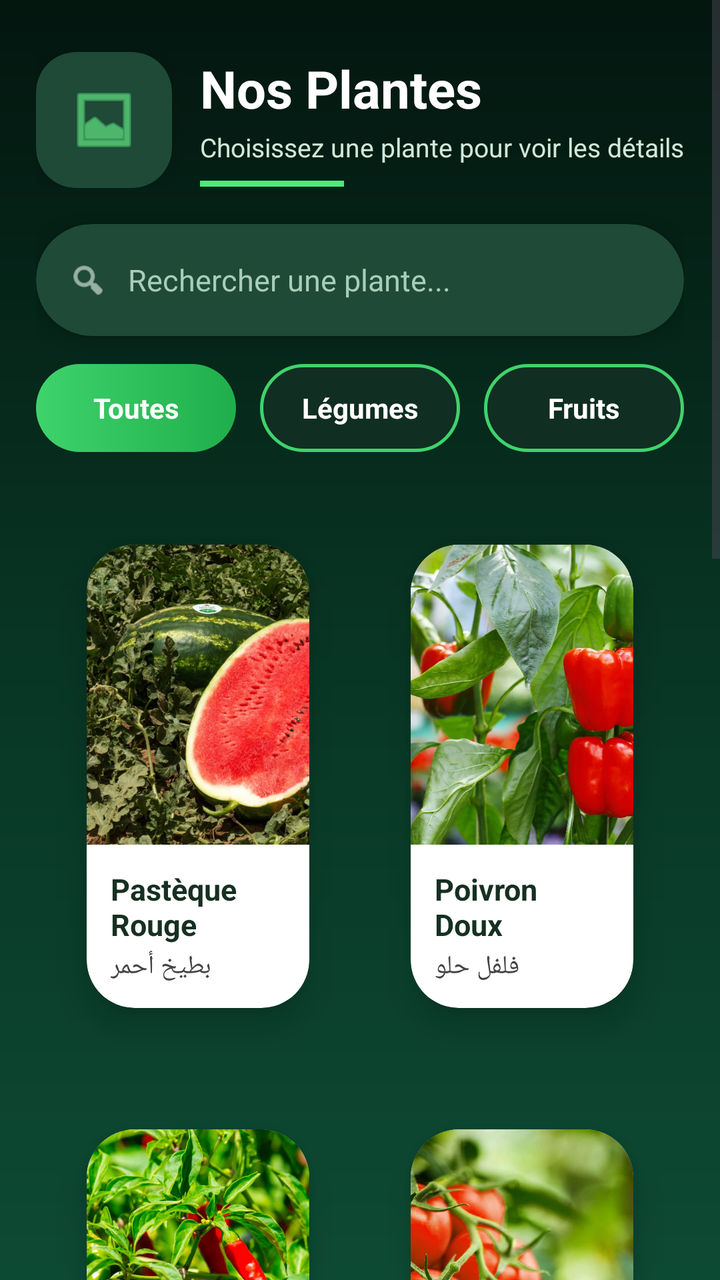
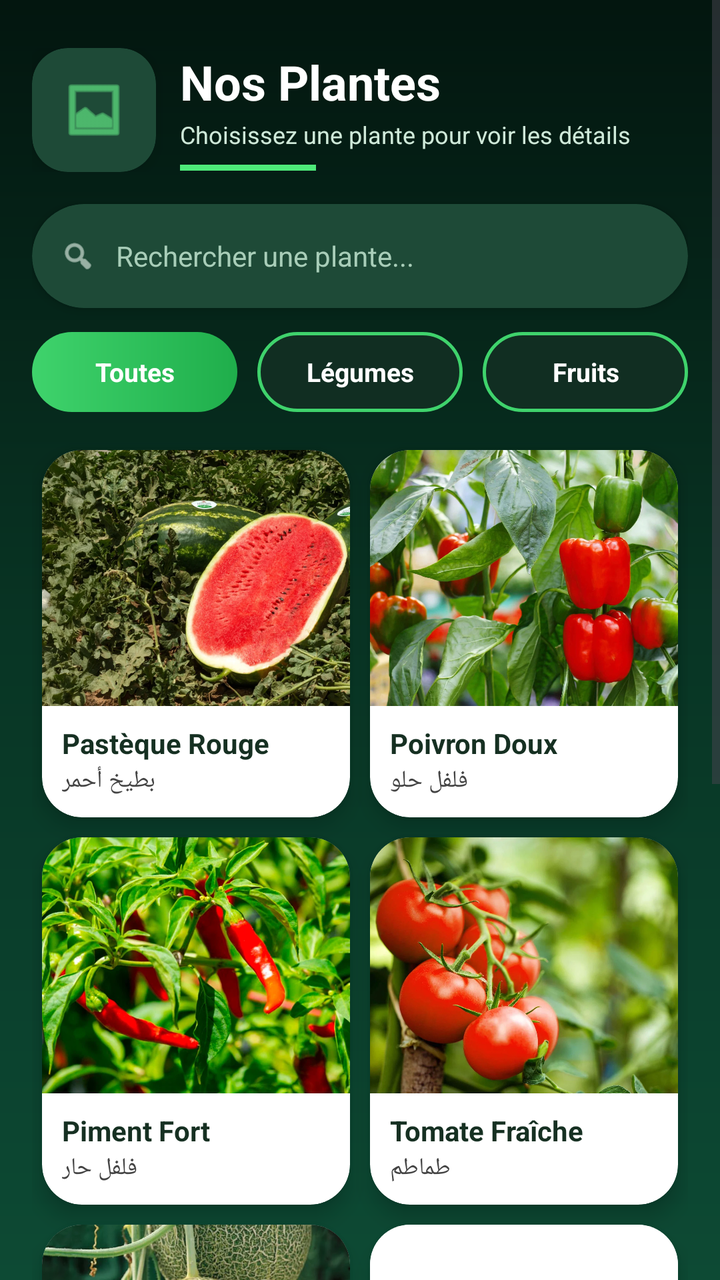

Compare the two renders of this Android layout. The source of the first and the diff that turns it into the second are given below.
<!-- AndroidManifest.xml: application theme Theme.DiquarksAgri -->
<!-- res/layout/activity_plants.xml -->
<?xml version="1.0" encoding="utf-8"?>
<ScrollView xmlns:android="http://schemas.android.com/apk/res/android"
    xmlns:app="http://schemas.android.com/apk/res-auto"
    android:layout_width="match_parent"
    android:layout_height="match_parent"
    android:background="@drawable/bg_plants_screen"
    android:fillViewport="true">

    <LinearLayout
        android:layout_width="match_parent"
        android:layout_height="wrap_content"
        android:orientation="vertical"
        android:padding="18dp">

        
        <LinearLayout
            android:layout_width="match_parent"
            android:layout_height="wrap_content"
            android:layout_marginTop="8dp"
            android:layout_marginBottom="18dp"
            android:gravity="center_vertical"
            android:orientation="horizontal">

            <androidx.cardview.widget.CardView
                android:layout_width="68dp"
                android:layout_height="68dp"
                app:cardBackgroundColor="#1E4A37"
                app:cardCornerRadius="20dp"
                app:cardElevation="8dp">

                <FrameLayout
                    android:layout_width="match_parent"
                    android:layout_height="match_parent">

                    <ImageView
                        android:layout_width="36dp"
                        android:layout_height="36dp"
                        android:layout_gravity="center"
                        android:src="@android:drawable/ic_menu_gallery"
                        android:tint="#6CFF8F" />
                </FrameLayout>
            </androidx.cardview.widget.CardView>

            <LinearLayout
                android:layout_width="0dp"
                android:layout_height="wrap_content"
                android:layout_marginStart="14dp"
                android:layout_weight="1"
                android:orientation="vertical">

                <TextView
                    android:layout_width="wrap_content"
                    android:layout_height="wrap_content"
                    android:text="Nos Plantes"
                    android:textColor="#FFFFFF"
                    android:textSize="26sp"
                    android:textStyle="bold" />

                <TextView
                    android:layout_width="wrap_content"
                    android:layout_height="wrap_content"
                    android:layout_marginTop="3dp"
                    android:text="Choisissez une plante pour voir les détails"
                    android:textColor="#CFE9D9"
                    android:textSize="13sp" />

                <View
                    android:layout_width="72dp"
                    android:layout_height="3dp"
                    android:layout_marginTop="8dp"
                    android:background="#4EEA7A" />
            </LinearLayout>

        </LinearLayout>

        
        <androidx.cardview.widget.CardView
            android:layout_width="match_parent"
            android:layout_height="56dp"
            android:layout_marginBottom="14dp"
            app:cardBackgroundColor="#1E4A37"
            app:cardCornerRadius="30dp"
            app:cardElevation="4dp">

            <LinearLayout
                android:layout_width="match_parent"
                android:layout_height="match_parent"
                android:gravity="center_vertical"
                android:orientation="horizontal"
                android:paddingStart="16dp"
                android:paddingEnd="16dp">

                <ImageView
                    android:layout_width="20dp"
                    android:layout_height="20dp"
                    android:src="@android:drawable/ic_menu_search"
                    android:tint="#EAF6ED" />

                <EditText
                    android:id="@+id/etSearchPlant"
                    android:layout_width="match_parent"
                    android:layout_height="wrap_content"
                    android:layout_marginStart="10dp"
                    android:background="@android:color/transparent"
                    android:hint="Rechercher une plante..."
                    android:padding="0dp"
                    android:textColor="#FFFFFF"
                    android:textColorHint="#A8CDB8"
                    android:textSize="15sp" />
            </LinearLayout>
        </androidx.cardview.widget.CardView>

        
        <LinearLayout
            android:layout_width="match_parent"
            android:layout_height="wrap_content"
            android:layout_marginBottom="16dp"
            android:orientation="horizontal">

            <TextView
                android:id="@+id/btnToutes"
                android:layout_width="0dp"
                android:layout_height="44dp"
                android:layout_weight="1"
                android:layout_marginEnd="6dp"
                android:background="@drawable/bg_filter_active"
                android:gravity="center"
                android:text="Toutes"
                android:textColor="#FFFFFF"
                android:textSize="14sp"
                android:textStyle="bold" />

            <TextView
                android:id="@+id/btnLegumes"
                android:layout_width="0dp"
                android:layout_height="44dp"
                android:layout_weight="1"
                android:layout_marginStart="6dp"
                android:layout_marginEnd="6dp"
                android:background="@drawable/bg_filter_inactive"
                android:gravity="center"
                android:text="Légumes"
                android:textColor="#FFFFFF"
                android:textSize="14sp"
                android:textStyle="bold" />

            <TextView
                android:id="@+id/btnFruits"
                android:layout_width="0dp"
                android:layout_height="44dp"
                android:layout_weight="1"
                android:layout_marginStart="6dp"
                android:background="@drawable/bg_filter_inactive"
                android:gravity="center"
                android:text="Fruits"
                android:textColor="#FFFFFF"
                android:textSize="14sp"
                android:textStyle="bold" />
        </LinearLayout>

        
        <GridLayout
            android:layout_width="match_parent"
            android:layout_height="wrap_content"
            android:columnCount="2">

            
            <androidx.cardview.widget.CardView
                android:id="@+id/cardPasteque"
                android:layout_width="0dp"
                android:layout_height="wrap_content"
                android:layout_columnWeight="1"
                android:layout_margin="8dp"
                app:cardBackgroundColor="#FFFFFF"
                app:cardCornerRadius="24dp"
                app:cardElevation="10dp"
                app:cardUseCompatPadding="true">

                <LinearLayout
                    android:layout_width="match_parent"
                    android:layout_height="wrap_content"
                    android:orientation="vertical">

                    <ImageView
                        android:layout_width="match_parent"
                        android:layout_height="150dp"
                        android:scaleType="centerCrop"
                        android:src="@drawable/pasteque" />

                    <LinearLayout
                        android:layout_width="match_parent"
                        android:layout_height="wrap_content"
                        android:orientation="vertical"
                        android:padding="12dp">

                        <TextView
                            android:layout_width="wrap_content"
                            android:layout_height="wrap_content"
                            android:text="Pastèque Rouge"
                            android:textColor="#163022"
                            android:textSize="15sp"
                            android:textStyle="bold" />

                        <TextView
                            android:layout_width="wrap_content"
                            android:layout_height="wrap_content"
                            android:layout_marginTop="2dp"
                            android:text="بطيخ أحمر"
                            android:textColor="#444444"
                            android:textSize="13sp" />
                    </LinearLayout>
                </LinearLayout>
            </androidx.cardview.widget.CardView>

            
            <androidx.cardview.widget.CardView
                android:id="@+id/cardPoivron"
                android:layout_width="0dp"
                android:layout_height="wrap_content"
                android:layout_columnWeight="1"
                android:layout_margin="8dp"
                app:cardBackgroundColor="#FFFFFF"
                app:cardCornerRadius="24dp"
                app:cardElevation="10dp"
                app:cardUseCompatPadding="true">

                <LinearLayout
                    android:layout_width="match_parent"
                    android:layout_height="wrap_content"
                    android:orientation="vertical">

                    <ImageView
                        android:layout_width="match_parent"
                        android:layout_height="150dp"
                        android:scaleType="centerCrop"
                        android:src="@drawable/poivron" />

                    <LinearLayout
                        android:layout_width="match_parent"
                        android:layout_height="wrap_content"
                        android:orientation="vertical"
                        android:padding="12dp">

                        <TextView
                            android:layout_width="wrap_content"
                            android:layout_height="wrap_content"
                            android:text="Poivron Doux"
                            android:textColor="#163022"
                            android:textSize="15sp"
                            android:textStyle="bold" />

                        <TextView
                            android:layout_width="wrap_content"
                            android:layout_height="wrap_content"
                            android:layout_marginTop="2dp"
                            android:text="فلفل حلو"
                            android:textColor="#444444"
                            android:textSize="13sp" />
                    </LinearLayout>
                </LinearLayout>
            </androidx.cardview.widget.CardView>

            
            <androidx.cardview.widget.CardView
                android:id="@+id/cardPiment"
                android:layout_width="0dp"
                android:layout_height="wrap_content"
                android:layout_columnWeight="1"
                android:layout_margin="8dp"
                app:cardBackgroundColor="#FFFFFF"
                app:cardCornerRadius="24dp"
                app:cardElevation="10dp"
                app:cardUseCompatPadding="true">

                <LinearLayout
                    android:layout_width="match_parent"
                    android:layout_height="wrap_content"
                    android:orientation="vertical">

                    <ImageView
                        android:layout_width="match_parent"
                        android:layout_height="150dp"
                        android:scaleType="centerCrop"
                        android:src="@drawable/piment" />

                    <LinearLayout
                        android:layout_width="match_parent"
                        android:layout_height="wrap_content"
                        android:orientation="vertical"
                        android:padding="12dp">

                        <TextView
                            android:layout_width="wrap_content"
                            android:layout_height="wrap_content"
                            android:text="Piment Fort"
                            android:textColor="#163022"
                            android:textSize="15sp"
                            android:textStyle="bold" />

                        <TextView
                            android:layout_width="wrap_content"
                            android:layout_height="wrap_content"
                            android:layout_marginTop="2dp"
                            android:text="فلفل حار"
                            android:textColor="#444444"
                            android:textSize="13sp" />
                    </LinearLayout>
                </LinearLayout>
            </androidx.cardview.widget.CardView>

            
            <androidx.cardview.widget.CardView
                android:id="@+id/cardTomate"
                android:layout_width="0dp"
                android:layout_height="wrap_content"
                android:layout_columnWeight="1"
                android:layout_margin="8dp"
                app:cardBackgroundColor="#FFFFFF"
                app:cardCornerRadius="24dp"
                app:cardElevation="10dp"
                app:cardUseCompatPadding="true">

                <LinearLayout
                    android:layout_width="match_parent"
                    android:layout_height="wrap_content"
                    android:orientation="vertical">

                    <ImageView
                        android:layout_width="match_parent"
                        android:layout_height="150dp"
                        android:scaleType="centerCrop"
                        android:src="@drawable/tomate" />

                    <LinearLayout
                        android:layout_width="match_parent"
                        android:layout_height="wrap_content"
                        android:orientation="vertical"
                        android:padding="12dp">

                        <TextView
                            android:layout_width="wrap_content"
                            android:layout_height="wrap_content"
                            android:text="Tomate Fraîche"
                            android:textColor="#163022"
                            android:textSize="15sp"
                            android:textStyle="bold" />

                        <TextView
                            android:layout_width="wrap_content"
                            android:layout_height="wrap_content"
                            android:layout_marginTop="2dp"
                            android:text="طماطم"
                            android:textColor="#444444"
                            android:textSize="13sp" />
                    </LinearLayout>
                </LinearLayout>
            </androidx.cardview.widget.CardView>

            
            <androidx.cardview.widget.CardView
                android:id="@+id/cardSouihla"
                android:layout_width="0dp"
                android:layout_height="wrap_content"
                android:layout_columnWeight="1"
                android:layout_margin="8dp"
                app:cardBackgroundColor="#FFFFFF"
                app:cardCornerRadius="24dp"
                app:cardElevation="10dp"
                app:cardUseCompatPadding="true">

                <LinearLayout
                    android:layout_width="match_parent"
                    android:layout_height="wrap_content"
                    android:orientation="vertical">

                    <ImageView
                        android:layout_width="match_parent"
                        android:layout_height="150dp"
                        android:scaleType="centerCrop"
                        android:src="@drawable/souihla" />

                    <LinearLayout
                        android:layout_width="match_parent"
                        android:layout_height="wrap_content"
                        android:orientation="vertical"
                        android:padding="12dp">

                        <TextView
                            android:layout_width="wrap_content"
                            android:layout_height="wrap_content"
                            android:text="Souihla (Melon Local)"
                            android:textColor="#163022"
                            android:textSize="15sp"
                            android:textStyle="bold" />

                        <TextView
                            android:layout_width="wrap_content"
                            android:layout_height="wrap_content"
                            android:layout_marginTop="2dp"
                            android:text="سويحلة"
                            android:textColor="#444444"
                            android:textSize="13sp" />
                    </LinearLayout>
                </LinearLayout>
            </androidx.cardview.widget.CardView>

            
            <androidx.cardview.widget.CardView
                android:id="@+id/cardMelon"
                android:layout_width="0dp"
                android:layout_height="wrap_content"
                android:layout_columnWeight="1"
                android:layout_margin="8dp"
                app:cardBackgroundColor="#FFFFFF"
                app:cardCornerRadius="24dp"
                app:cardElevation="10dp"
                app:cardUseCompatPadding="true">

                <LinearLayout
                    android:layout_width="match_parent"
                    android:layout_height="wrap_content"
                    android:orientation="vertical">

                    <ImageView
                        android:layout_width="match_parent"
                        android:layout_height="150dp"
                        android:scaleType="centerCrop"
                        android:src="@drawable/melon" />

                    <LinearLayout
                        android:layout_width="match_parent"
                        android:layout_height="wrap_content"
                        android:orientation="vertical"
                        android:padding="12dp">

                        <TextView
                            android:layout_width="wrap_content"
                            android:layout_height="wrap_content"
                            android:text="Melon Jaune"
                            android:textColor="#163022"
                            android:textSize="15sp"
                            android:textStyle="bold" />

                        <TextView
                            android:layout_width="wrap_content"
                            android:layout_height="wrap_content"
                            android:layout_marginTop="2dp"
                            android:text="شمام"
                            android:textColor="#444444"
                            android:textSize="13sp" />
                    </LinearLayout>
                </LinearLayout>
            </androidx.cardview.widget.CardView>

            
            <androidx.cardview.widget.CardView
                android:id="@+id/cardConcombre"
                android:layout_width="0dp"
                android:layout_height="wrap_content"
                android:layout_columnWeight="1"
                android:layout_margin="8dp"
                app:cardBackgroundColor="#FFFFFF"
                app:cardCornerRadius="24dp"
                app:cardElevation="10dp"
                app:cardUseCompatPadding="true">

                <LinearLayout
                    android:layout_width="match_parent"
                    android:layout_height="wrap_content"
                    android:orientation="vertical">

                    <ImageView
                        android:layout_width="match_parent"
                        android:layout_height="150dp"
                        android:scaleType="centerCrop"
                        android:src="@drawable/concombre" />

                    <LinearLayout
                        android:layout_width="match_parent"
                        android:layout_height="wrap_content"
                        android:orientation="vertical"
                        android:padding="12dp">

                        <TextView
                            android:layout_width="wrap_content"
                            android:layout_height="wrap_content"
                            android:text="Concombre Vert"
                            android:textColor="#163022"
                            android:textSize="15sp"
                            android:textStyle="bold" />

                        <TextView
                            android:layout_width="wrap_content"
                            android:layout_height="wrap_content"
                            android:layout_marginTop="2dp"
                            android:text="خيار"
                            android:textColor="#444444"
                            android:textSize="13sp" />
                    </LinearLayout>
                </LinearLayout>
            </androidx.cardview.widget.CardView>

            
            <androidx.cardview.widget.CardView
                android:id="@+id/cardAubergine"
                android:layout_width="0dp"
                android:layout_height="wrap_content"
                android:layout_columnWeight="1"
                android:layout_margin="8dp"
                app:cardBackgroundColor="#FFFFFF"
                app:cardCornerRadius="24dp"
                app:cardElevation="10dp"
                app:cardUseCompatPadding="true">

                <LinearLayout
                    android:layout_width="match_parent"
                    android:layout_height="wrap_content"
                    android:orientation="vertical">

                    <ImageView
                        android:layout_width="match_parent"
                        android:layout_height="150dp"
                        android:scaleType="centerCrop"
                        android:src="@drawable/aubergine" />

                    <LinearLayout
                        android:layout_width="match_parent"
                        android:layout_height="wrap_content"
                        android:orientation="vertical"
                        android:padding="12dp">

                        <TextView
                            android:layout_width="wrap_content"
                            android:layout_height="wrap_content"
                            android:text="Aubergine Violette"
                            android:textColor="#163022"
                            android:textSize="15sp"
                            android:textStyle="bold" />

                        <TextView
                            android:layout_width="wrap_content"
                            android:layout_height="wrap_content"
                            android:layout_marginTop="2dp"
                            android:text="بادنجان"
                            android:textColor="#444444"
                            android:textSize="13sp" />
                    </LinearLayout>
                </LinearLayout>
            </androidx.cardview.widget.CardView>

        </GridLayout>

        <View
            android:layout_width="match_parent"
            android:layout_height="20dp" />
    </LinearLayout>
</ScrollView>
<!-- resources referenced by this layout -->
<resources>
  <!-- drawable aubergine: jpg bitmap (drawable, 46052 bytes) -->
  <!-- drawable bg_filter_active (drawable) -->
  <?xml version="1.0" encoding="utf-8"?>
  <shape xmlns:android="http://schemas.android.com/apk/res/android">
  
      <gradient
          android:angle="0"
          android:startColor="#3FD36C"
          android:endColor="#1FAE4B" />
  
      <corners android:radius="26dp" />
  
      <padding
          android:left="2dp"
          android:top="2dp"
          android:right="2dp"
          android:bottom="2dp" />
  </shape>
  <!-- drawable bg_filter_inactive (drawable) -->
  <?xml version="1.0" encoding="utf-8"?>
  <shape xmlns:android="http://schemas.android.com/apk/res/android">
  
      <solid android:color="#112E22" />
  
      <stroke
          android:width="1.5dp"
          android:color="#3FD36C" />
  
      <corners android:radius="26dp" />
  </shape>
  <!-- drawable bg_plants_screen (drawable) -->
  <?xml version="1.0" encoding="utf-8"?>
  <shape xmlns:android="http://schemas.android.com/apk/res/android">
      <gradient
          android:angle="270"
          android:startColor="#03160F"
          android:centerColor="#083524"
          android:endColor="#0D4A34" />
      <corners android:radius="0dp" />
  </shape>
  <!-- drawable concombre: jpg bitmap (drawable, 137304 bytes) -->
  <!-- drawable melon: jpg bitmap (drawable, 27372 bytes) -->
  <!-- drawable pasteque: jpg bitmap (drawable, 289792 bytes) -->
  <!-- drawable piment: jpg bitmap (drawable, 103102 bytes) -->
  <!-- drawable poivron: jpg bitmap (drawable, 166394 bytes) -->
  <!-- drawable souihla: jpg bitmap (drawable, 113326 bytes) -->
  <!-- drawable tomate: jpg bitmap (drawable, 107482 bytes) -->
  <style name="Theme.DiquarksAgri" parent="Base.Theme.DiquarksAgri">
      </style>
  <style name="Base.Theme.DiquarksAgri" parent="Theme.Material3.DayNight.NoActionBar">
          
      </style>
</resources>

<!-- the commit's change to res/layout/activity_plants.xml (unified diff, before → after) -->
@@ -10,41 +10,42 @@
         android:layout_width="match_parent"
         android:layout_height="wrap_content"
         android:orientation="vertical"
-        android:padding="18dp">
+        android:padding="16dp">
 
         
         <LinearLayout
             android:layout_width="match_parent"
             android:layout_height="wrap_content"
             android:layout_marginTop="8dp"
-            android:layout_marginBottom="18dp"
+            android:layout_marginBottom="16dp"
             android:gravity="center_vertical"
             android:orientation="horizontal">
 
             <androidx.cardview.widget.CardView
-                android:layout_width="68dp"
-                android:layout_height="68dp"
+                android:layout_width="62dp"
+                android:layout_height="62dp"
                 app:cardBackgroundColor="#1E4A37"
-                app:cardCornerRadius="20dp"
-                app:cardElevation="8dp">
+                app:cardCornerRadius="18dp"
+                app:cardElevation="6dp">
 
                 <FrameLayout
                     android:layout_width="match_parent"
                     android:layout_height="match_parent">
 
                     <ImageView
-                        android:layout_width="36dp"
-                        android:layout_height="36dp"
+                        android:layout_width="34dp"
+                        android:layout_height="34dp"
                         android:layout_gravity="center"
+                        android:contentDescription="Plants icon"
                         android:src="@android:drawable/ic_menu_gallery"
-                        android:tint="#6CFF8F" />
+                        app:tint="#6CFF8F" />
                 </FrameLayout>
             </androidx.cardview.widget.CardView>
 
             <LinearLayout
                 android:layout_width="0dp"
                 android:layout_height="wrap_content"
-                android:layout_marginStart="14dp"
+                android:layout_marginStart="12dp"
                 android:layout_weight="1"
                 android:orientation="vertical">
 
@@ -53,60 +54,62 @@
                     android:layout_height="wrap_content"
                     android:text="Nos Plantes"
                     android:textColor="#FFFFFF"
-                    android:textSize="26sp"
+                    android:textSize="24sp"
                     android:textStyle="bold" />
 
                 <TextView
                     android:layout_width="wrap_content"
                     android:layout_height="wrap_content"
-                    android:layout_marginTop="3dp"
+                    android:layout_marginTop="2dp"
                     android:text="Choisissez une plante pour voir les détails"
                     android:textColor="#CFE9D9"
-                    android:textSize="13sp" />
+                    android:textSize="12sp" />
 
                 <View
-                    android:layout_width="72dp"
+                    android:layout_width="68dp"
                     android:layout_height="3dp"
-                    android:layout_marginTop="8dp"
+                    android:layout_marginTop="7dp"
                     android:background="#4EEA7A" />
             </LinearLayout>
-
         </LinearLayout>
 
         
         <androidx.cardview.widget.CardView
             android:layout_width="match_parent"
-            android:layout_height="56dp"
-            android:layout_marginBottom="14dp"
+            android:layout_height="52dp"
+            android:layout_marginBottom="12dp"
             app:cardBackgroundColor="#1E4A37"
-            app:cardCornerRadius="30dp"
-            app:cardElevation="4dp">
+            app:cardCornerRadius="26dp"
+            app:cardElevation="3dp">
 
             <LinearLayout
                 android:layout_width="match_parent"
                 android:layout_height="match_parent"
                 android:gravity="center_vertical"
                 android:orientation="horizontal"
-                android:paddingStart="16dp"
-                android:paddingEnd="16dp">
+                android:paddingStart="14dp"
+                android:paddingEnd="14dp">
 
                 <ImageView
-                    android:layout_width="20dp"
-                    android:layout_height="20dp"
+                    android:layout_width="18dp"
+                    android:layout_height="18dp"
+                    android:contentDescription="Search icon"
                     android:src="@android:drawable/ic_menu_search"
-                    android:tint="#EAF6ED" />
+                    app:tint="#EAF6ED" />
 
                 <EditText
                     android:id="@+id/etSearchPlant"
                     android:layout_width="match_parent"
                     android:layout_height="wrap_content"
                     android:layout_marginStart="10dp"
+                    android:autofillHints=""
                     android:background="@android:color/transparent"
                     android:hint="Rechercher une plante..."
+                    android:inputType="text"
                     android:padding="0dp"
                     android:textColor="#FFFFFF"
                     android:textColorHint="#A8CDB8"
-                    android:textSize="15sp" />
+                    android:textSize="14sp" />
             </LinearLayout>
         </androidx.cardview.widget.CardView>
 
@@ -114,47 +117,47 @@
         <LinearLayout
             android:layout_width="match_parent"
             android:layout_height="wrap_content"
-            android:layout_marginBottom="16dp"
+            android:layout_marginBottom="14dp"
             android:orientation="horizontal">
 
             <TextView
                 android:id="@+id/btnToutes"
                 android:layout_width="0dp"
-                android:layout_height="44dp"
+                android:layout_height="40dp"
+                android:layout_marginEnd="5dp"
                 android:layout_weight="1"
-                android:layout_marginEnd="6dp"
                 android:background="@drawable/bg_filter_active"
                 android:gravity="center"
                 android:text="Toutes"
                 android:textColor="#FFFFFF"
-                android:textSize="14sp"
+                android:textSize="13sp"
                 android:textStyle="bold" />
 
             <TextView
                 android:id="@+id/btnLegumes"
                 android:layout_width="0dp"
-                android:layout_height="44dp"
+                android:layout_height="40dp"
+                android:layout_marginStart="5dp"
+                android:layout_marginEnd="5dp"
                 android:layout_weight="1"
-                android:layout_marginStart="6dp"
-                android:layout_marginEnd="6dp"
                 android:background="@drawable/bg_filter_inactive"
                 android:gravity="center"
                 android:text="Légumes"
                 android:textColor="#FFFFFF"
-                android:textSize="14sp"
+                android:textSize="13sp"
                 android:textStyle="bold" />
 
             <TextView
                 android:id="@+id/btnFruits"
                 android:layout_width="0dp"
-                android:layout_height="44dp"
+                android:layout_height="40dp"
+                android:layout_marginStart="5dp"
                 android:layout_weight="1"
-                android:layout_marginStart="6dp"
                 android:background="@drawable/bg_filter_inactive"
                 android:gravity="center"
                 android:text="Fruits"
                 android:textColor="#FFFFFF"
-                android:textSize="14sp"
+                android:textSize="13sp"
                 android:textStyle="bold" />
         </LinearLayout>
 
@@ -162,7 +165,9 @@
         <GridLayout
             android:layout_width="match_parent"
             android:layout_height="wrap_content"
-            android:columnCount="2">
+            android:alignmentMode="alignMargins"
+            android:columnCount="2"
+            android:useDefaultMargins="false">
 
             
             <androidx.cardview.widget.CardView
@@ -170,20 +175,20 @@
                 android:layout_width="0dp"
                 android:layout_height="wrap_content"
                 android:layout_columnWeight="1"
-                android:layout_margin="8dp"
-                app:cardBackgroundColor="#FFFFFF"
-                app:cardCornerRadius="24dp"
-                app:cardElevation="10dp"
-                app:cardUseCompatPadding="true">
-
-                <LinearLayout
-                    android:layout_width="match_parent"
-                    android:layout_height="wrap_content"
-                    android:orientation="vertical">
-
-                    <ImageView
-                        android:layout_width="match_parent"
-                        android:layout_height="150dp"
+                android:layout_margin="5dp"
+                app:cardBackgroundColor="#FFFFFF"
+                app:cardCornerRadius="20dp"
+                app:cardElevation="6dp">
+
+                <LinearLayout
+                    android:layout_width="match_parent"
+                    android:layout_height="wrap_content"
+                    android:orientation="vertical">
+
+                    <ImageView
+                        android:layout_width="match_parent"
+                        android:layout_height="128dp"
+                        android:contentDescription="Pastèque Rouge"
                         android:scaleType="centerCrop"
                         android:src="@drawable/pasteque" />
 
@@ -191,23 +196,26 @@
                         android:layout_width="match_parent"
                         android:layout_height="wrap_content"
                         android:orientation="vertical"
-                        android:padding="12dp">
+                        android:paddingStart="10dp"
+                        android:paddingTop="9dp"
+                        android:paddingEnd="10dp"
+                        android:paddingBottom="10dp">
 
                         <TextView
                             android:layout_width="wrap_content"
                             android:layout_height="wrap_content"
                             android:text="Pastèque Rouge"
                             android:textColor="#163022"
-                            android:textSize="15sp"
-                            android:textStyle="bold" />
-
-                        <TextView
-                            android:layout_width="wrap_content"
-                            android:layout_height="wrap_content"
-                            android:layout_marginTop="2dp"
+                            android:textSize="14sp"
+                            android:textStyle="bold" />
+
+                        <TextView
+                            android:layout_width="wrap_content"
+                            android:layout_height="wrap_content"
+                            android:layout_marginTop="1dp"
                             android:text="بطيخ أحمر"
                             android:textColor="#444444"
-                            android:textSize="13sp" />
+                            android:textSize="12sp" />
                     </LinearLayout>
                 </LinearLayout>
             </androidx.cardview.widget.CardView>
@@ -218,20 +226,20 @@
                 android:layout_width="0dp"
                 android:layout_height="wrap_content"
                 android:layout_columnWeight="1"
-                android:layout_margin="8dp"
-                app:cardBackgroundColor="#FFFFFF"
-                app:cardCornerRadius="24dp"
-                app:cardElevation="10dp"
-                app:cardUseCompatPadding="true">
-
-                <LinearLayout
-                    android:layout_width="match_parent"
-                    android:layout_height="wrap_content"
-                    android:orientation="vertical">
-
-                    <ImageView
-                        android:layout_width="match_parent"
-                        android:layout_height="150dp"
+                android:layout_margin="5dp"
+                app:cardBackgroundColor="#FFFFFF"
+                app:cardCornerRadius="20dp"
+                app:cardElevation="6dp">
+
+                <LinearLayout
+                    android:layout_width="match_parent"
+                    android:layout_height="wrap_content"
+                    android:orientation="vertical">
+
+                    <ImageView
+                        android:layout_width="match_parent"
+                        android:layout_height="128dp"
+                        android:contentDescription="Poivron Doux"
                         android:scaleType="centerCrop"
                         android:src="@drawable/poivron" />
 
@@ -239,23 +247,26 @@
                         android:layout_width="match_parent"
                         android:layout_height="wrap_content"
                         android:orientation="vertical"
-                        android:padding="12dp">
+                        android:paddingStart="10dp"
+                        android:paddingTop="9dp"
+                        android:paddingEnd="10dp"
+                        android:paddingBottom="10dp">
 
                         <TextView
                             android:layout_width="wrap_content"
                             android:layout_height="wrap_content"
                             android:text="Poivron Doux"
                             android:textColor="#163022"
-                            android:textSize="15sp"
-                            android:textStyle="bold" />
-
-                        <TextView
-                            android:layout_width="wrap_content"
-                            android:layout_height="wrap_content"
-                            android:layout_marginTop="2dp"
+                            android:textSize="14sp"
+                            android:textStyle="bold" />
+
+                        <TextView
+                            android:layout_width="wrap_content"
+                            android:layout_height="wrap_content"
+                            android:layout_marginTop="1dp"
                             android:text="فلفل حلو"
                             android:textColor="#444444"
-                            android:textSize="13sp" />
+                            android:textSize="12sp" />
                     </LinearLayout>
                 </LinearLayout>
             </androidx.cardview.widget.CardView>
@@ -266,20 +277,20 @@
                 android:layout_width="0dp"
                 android:layout_height="wrap_content"
                 android:layout_columnWeight="1"
-                android:layout_margin="8dp"
-                app:cardBackgroundColor="#FFFFFF"
-                app:cardCornerRadius="24dp"
-                app:cardElevation="10dp"
-                app:cardUseCompatPadding="true">
-
-                <LinearLayout
-                    android:layout_width="match_parent"
-                    android:layout_height="wrap_content"
-                    android:orientation="vertical">
-
-                    <ImageView
-                        android:layout_width="match_parent"
-                        android:layout_height="150dp"
+                android:layout_margin="5dp"
+                app:cardBackgroundColor="#FFFFFF"
+                app:cardCornerRadius="20dp"
+                app:cardElevation="6dp">
+
+                <LinearLayout
+                    android:layout_width="match_parent"
+                    android:layout_height="wrap_content"
+                    android:orientation="vertical">
+
+                    <ImageView
+                        android:layout_width="match_parent"
+                        android:layout_height="128dp"
+                        android:contentDescription="Piment Fort"
                         android:scaleType="centerCrop"
                         android:src="@drawable/piment" />
 
@@ -287,23 +298,26 @@
                         android:layout_width="match_parent"
                         android:layout_height="wrap_content"
                         android:orientation="vertical"
-                        android:padding="12dp">
+                        android:paddingStart="10dp"
+                        android:paddingTop="9dp"
+                        android:paddingEnd="10dp"
+                        android:paddingBottom="10dp">
 
                         <TextView
                             android:layout_width="wrap_content"
                             android:layout_height="wrap_content"
                             android:text="Piment Fort"
                             android:textColor="#163022"
-                            android:textSize="15sp"
-                            android:textStyle="bold" />
-
-                        <TextView
-                            android:layout_width="wrap_content"
-                            android:layout_height="wrap_content"
-                            android:layout_marginTop="2dp"
+                            android:textSize="14sp"
+                            android:textStyle="bold" />
+
+                        <TextView
+                            android:layout_width="wrap_content"
+                            android:layout_height="wrap_content"
+                            android:layout_marginTop="1dp"
                             android:text="فلفل حار"
                             android:textColor="#444444"
-                            android:textSize="13sp" />
+                            android:textSize="12sp" />
                     </LinearLayout>
                 </LinearLayout>
             </androidx.cardview.widget.CardView>
@@ -314,20 +328,20 @@
                 android:layout_width="0dp"
                 android:layout_height="wrap_content"
                 android:layout_columnWeight="1"
-                android:layout_margin="8dp"
-                app:cardBackgroundColor="#FFFFFF"
-                app:cardCornerRadius="24dp"
-                app:cardElevation="10dp"
-                app:cardUseCompatPadding="true">
-
-                <LinearLayout
-                    android:layout_width="match_parent"
-                    android:layout_height="wrap_content"
-                    android:orientation="vertical">
-
-                    <ImageView
-                        android:layout_width="match_parent"
-                        android:layout_height="150dp"
+                android:layout_margin="5dp"
+                app:cardBackgroundColor="#FFFFFF"
+                app:cardCornerRadius="20dp"
+                app:cardElevation="6dp">
+
+                <LinearLayout
+                    android:layout_width="match_parent"
+                    android:layout_height="wrap_content"
+                    android:orientation="vertical">
+
+                    <ImageView
+                        android:layout_width="match_parent"
+                        android:layout_height="128dp"
+                        android:contentDescription="Tomate Fraîche"
                         android:scaleType="centerCrop"
                         android:src="@drawable/tomate" />
 
@@ -335,23 +349,26 @@
                         android:layout_width="match_parent"
                         android:layout_height="wrap_content"
                         android:orientation="vertical"
-                        android:padding="12dp">
+                        android:paddingStart="10dp"
+                        android:paddingTop="9dp"
+                        android:paddingEnd="10dp"
+                        android:paddingBottom="10dp">
 
                         <TextView
                             android:layout_width="wrap_content"
                             android:layout_height="wrap_content"
                             android:text="Tomate Fraîche"
                             android:textColor="#163022"
-                            android:textSize="15sp"
-                            android:textStyle="bold" />
-
-                        <TextView
-                            android:layout_width="wrap_content"
-                            android:layout_height="wrap_content"
-                            android:layout_marginTop="2dp"
+                            android:textSize="14sp"
+                            android:textStyle="bold" />
+
+                        <TextView
+                            android:layout_width="wrap_content"
+                            android:layout_height="wrap_content"
+                            android:layout_marginTop="1dp"
                             android:text="طماطم"
                             android:textColor="#444444"
-                            android:textSize="13sp" />
+                            android:textSize="12sp" />
                     </LinearLayout>
                 </LinearLayout>
             </androidx.cardview.widget.CardView>
@@ -362,20 +379,20 @@
                 android:layout_width="0dp"
                 android:layout_height="wrap_content"
                 android:layout_columnWeight="1"
-                android:layout_margin="8dp"
-                app:cardBackgroundColor="#FFFFFF"
-                app:cardCornerRadius="24dp"
-                app:cardElevation="10dp"
-                app:cardUseCompatPadding="true">
-
-                <LinearLayout
-                    android:layout_width="match_parent"
-                    android:layout_height="wrap_content"
-                    android:orientation="vertical">
-
-                    <ImageView
-                        android:layout_width="match_parent"
-                        android:layout_height="150dp"
+                android:layout_margin="5dp"
+                app:cardBackgroundColor="#FFFFFF"
+                app:cardCornerRadius="20dp"
+                app:cardElevation="6dp">
+
+                <LinearLayout
+                    android:layout_width="match_parent"
+                    android:layout_height="wrap_content"
+                    android:orientation="vertical">
+
+                    <ImageView
+                        android:layout_width="match_parent"
+                        android:layout_height="128dp"
+                        android:contentDescription="Souihla Melon Local"
                         android:scaleType="centerCrop"
                         android:src="@drawable/souihla" />
 
@@ -383,23 +400,26 @@
                         android:layout_width="match_parent"
                         android:layout_height="wrap_content"
                         android:orientation="vertical"
-                        android:padding="12dp">
+                        android:paddingStart="10dp"
+                        android:paddingTop="9dp"
+                        android:paddingEnd="10dp"
+                        android:paddingBottom="10dp">
 
                         <TextView
                             android:layout_width="wrap_content"
                             android:layout_height="wrap_content"
                             android:text="Souihla (Melon Local)"
                             android:textColor="#163022"
-                            android:textSize="15sp"
-                            android:textStyle="bold" />
-
-                        <TextView
-                            android:layout_width="wrap_content"
-                            android:layout_height="wrap_content"
-                            android:layout_marginTop="2dp"
+                            android:textSize="14sp"
+                            android:textStyle="bold" />
+
+                        <TextView
+                            android:layout_width="wrap_content"
+                            android:layout_height="wrap_content"
+                            android:layout_marginTop="1dp"
                             android:text="سويحلة"
                             android:textColor="#444444"
-                            android:textSize="13sp" />
+                            android:textSize="12sp" />
                     </LinearLayout>
                 </LinearLayout>
             </androidx.cardview.widget.CardView>
@@ -410,20 +430,20 @@
                 android:layout_width="0dp"
                 android:layout_height="wrap_content"
                 android:layout_columnWeight="1"
-                android:layout_margin="8dp"
-                app:cardBackgroundColor="#FFFFFF"
-                app:cardCornerRadius="24dp"
-                app:cardElevation="10dp"
-                app:cardUseCompatPadding="true">
-
-                <LinearLayout
-                    android:layout_width="match_parent"
-                    android:layout_height="wrap_content"
-                    android:orientation="vertical">
-
-                    <ImageView
-                        android:layout_width="match_parent"
-                        android:layout_height="150dp"
+                android:layout_margin="5dp"
+                app:cardBackgroundColor="#FFFFFF"
+                app:cardCornerRadius="20dp"
+                app:cardElevation="6dp">
+
+                <LinearLayout
+                    android:layout_width="match_parent"
+                    android:layout_height="wrap_content"
+                    android:orientation="vertical">
+
+                    <ImageView
+                        android:layout_width="match_parent"
+                        android:layout_height="128dp"
+                        android:contentDescription="Melon Jaune"
                         android:scaleType="centerCrop"
                         android:src="@drawable/melon" />
 
@@ -431,23 +451,26 @@
                         android:layout_width="match_parent"
                         android:layout_height="wrap_content"
                         android:orientation="vertical"
-                        android:padding="12dp">
+                        android:paddingStart="10dp"
+                        android:paddingTop="9dp"
+                        android:paddingEnd="10dp"
+                        android:paddingBottom="10dp">
 
                         <TextView
                             android:layout_width="wrap_content"
                             android:layout_height="wrap_content"
                             android:text="Melon Jaune"
                             android:textColor="#163022"
-                            android:textSize="15sp"
-                            android:textStyle="bold" />
-
-                        <TextView
-                            android:layout_width="wrap_content"
-                            android:layout_height="wrap_content"
-                            android:layout_marginTop="2dp"
+                            android:textSize="14sp"
+                            android:textStyle="bold" />
+
+                        <TextView
+                            android:layout_width="wrap_content"
+                            android:layout_height="wrap_content"
+                            android:layout_marginTop="1dp"
                             android:text="شمام"
                             android:textColor="#444444"
-                            android:textSize="13sp" />
+                            android:textSize="12sp" />
                     </LinearLayout>
                 </LinearLayout>
             </androidx.cardview.widget.CardView>
@@ -458,20 +481,20 @@
                 android:layout_width="0dp"
                 android:layout_height="wrap_content"
                 android:layout_columnWeight="1"
-                android:layout_margin="8dp"
-                app:cardBackgroundColor="#FFFFFF"
-                app:cardCornerRadius="24dp"
-                app:cardElevation="10dp"
-                app:cardUseCompatPadding="true">
-
-                <LinearLayout
-                    android:layout_width="match_parent"
-                    android:layout_height="wrap_content"
-                    android:orientation="vertical">
-
-                    <ImageView
-                        android:layout_width="match_parent"
-                        android:layout_height="150dp"
+                android:layout_margin="5dp"
+                app:cardBackgroundColor="#FFFFFF"
+                app:cardCornerRadius="20dp"
+                app:cardElevation="6dp">
+
+                <LinearLayout
+                    android:layout_width="match_parent"
+                    android:layout_height="wrap_content"
+                    android:orientation="vertical">
+
+                    <ImageView
+                        android:layout_width="match_parent"
+                        android:layout_height="128dp"
+                        android:contentDescription="Concombre Vert"
                         android:scaleType="centerCrop"
                         android:src="@drawable/concombre" />
 
@@ -479,23 +502,26 @@
                         android:layout_width="match_parent"
                         android:layout_height="wrap_content"
                         android:orientation="vertical"
-                        android:padding="12dp">
+                        android:paddingStart="10dp"
+                        android:paddingTop="9dp"
+                        android:paddingEnd="10dp"
+                        android:paddingBottom="10dp">
 
                         <TextView
                             android:layout_width="wrap_content"
                             android:layout_height="wrap_content"
                             android:text="Concombre Vert"
                             android:textColor="#163022"
-                            android:textSize="15sp"
-                            android:textStyle="bold" />
-
-                        <TextView
-                            android:layout_width="wrap_content"
-                            android:layout_height="wrap_content"
-                            android:layout_marginTop="2dp"
+                            android:textSize="14sp"
+                            android:textStyle="bold" />
+
+                        <TextView
+                            android:layout_width="wrap_content"
+                            android:layout_height="wrap_content"
+                            android:layout_marginTop="1dp"
                             android:text="خيار"
                             android:textColor="#444444"
-                            android:textSize="13sp" />
+                            android:textSize="12sp" />
                     </LinearLayout>
                 </LinearLayout>
             </androidx.cardview.widget.CardView>
@@ -506,20 +532,20 @@
                 android:layout_width="0dp"
                 android:layout_height="wrap_content"
                 android:layout_columnWeight="1"
-                android:layout_margin="8dp"
-                app:cardBackgroundColor="#FFFFFF"
-                app:cardCornerRadius="24dp"
-                app:cardElevation="10dp"
-                app:cardUseCompatPadding="true">
-
-                <LinearLayout
-                    android:layout_width="match_parent"
-                    android:layout_height="wrap_content"
-                    android:orientation="vertical">
-
-                    <ImageView
-                        android:layout_width="match_parent"
-                        android:layout_height="150dp"
+                android:layout_margin="5dp"
+                app:cardBackgroundColor="#FFFFFF"
+                app:cardCornerRadius="20dp"
+                app:cardElevation="6dp">
+
+                <LinearLayout
+                    android:layout_width="match_parent"
+                    android:layout_height="wrap_content"
+                    android:orientation="vertical">
+
+                    <ImageView
+                        android:layout_width="match_parent"
+                        android:layout_height="128dp"
+                        android:contentDescription="Aubergine Violette"
                         android:scaleType="centerCrop"
                         android:src="@drawable/aubergine" />
 
@@ -527,31 +553,33 @@
                         android:layout_width="match_parent"
                         android:layout_height="wrap_content"
                         android:orientation="vertical"
-                        android:padding="12dp">
+                        android:paddingStart="10dp"
+                        android:paddingTop="9dp"
+                        android:paddingEnd="10dp"
+                        android:paddingBottom="10dp">
 
                         <TextView
                             android:layout_width="wrap_content"
                             android:layout_height="wrap_content"
                             android:text="Aubergine Violette"
                             android:textColor="#163022"
-                            android:textSize="15sp"
-                            android:textStyle="bold" />
-
-                        <TextView
-                            android:layout_width="wrap_content"
-                            android:layout_height="wrap_content"
-                            android:layout_marginTop="2dp"
+                            android:textSize="14sp"
+                            android:textStyle="bold" />
+
+                        <TextView
+                            android:layout_width="wrap_content"
+                            android:layout_height="wrap_content"
+                            android:layout_marginTop="1dp"
                             android:text="بادنجان"
                             android:textColor="#444444"
-                            android:textSize="13sp" />
-                    </LinearLayout>
-                </LinearLayout>
-            </androidx.cardview.widget.CardView>
-
+                            android:textSize="12sp" />
+                    </LinearLayout>
+                </LinearLayout>
+            </androidx.cardview.widget.CardView>
         </GridLayout>
 
         <View
             android:layout_width="match_parent"
-            android:layout_height="20dp" />
+            android:layout_height="18dp" />
     </LinearLayout>
 </ScrollView>
<!-- resource entries referenced after the edit -->
@@ -4,31 +4,20 @@
   <!-- drawable bg_filter_active (drawable) -->
   <?xml version="1.0" encoding="utf-8"?>
   <shape xmlns:android="http://schemas.android.com/apk/res/android">
-  
       <gradient
           android:angle="0"
           android:startColor="#3FD36C"
           android:endColor="#1FAE4B" />
-  
-      <corners android:radius="26dp" />
-  
-      <padding
-          android:left="2dp"
-          android:top="2dp"
-          android:right="2dp"
-          android:bottom="2dp" />
+      <corners android:radius="24dp" />
   </shape>
   <!-- drawable bg_filter_inactive (drawable) -->
   <?xml version="1.0" encoding="utf-8"?>
   <shape xmlns:android="http://schemas.android.com/apk/res/android">
-  
       <solid android:color="#112E22" />
-  
       <stroke
           android:width="1.5dp"
           android:color="#3FD36C" />
-  
-      <corners android:radius="26dp" />
+      <corners android:radius="24dp" />
   </shape>
   <!-- drawable bg_plants_screen (drawable) -->
   <?xml version="1.0" encoding="utf-8"?>
@@ -38,7 +27,6 @@
           android:startColor="#03160F"
           android:centerColor="#083524"
           android:endColor="#0D4A34" />
-      <corners android:radius="0dp" />
   </shape>
   <!-- drawable concombre: jpg bitmap (drawable, 137304 bytes) -->
   <!-- drawable melon: jpg bitmap (drawable, 27372 bytes) -->
